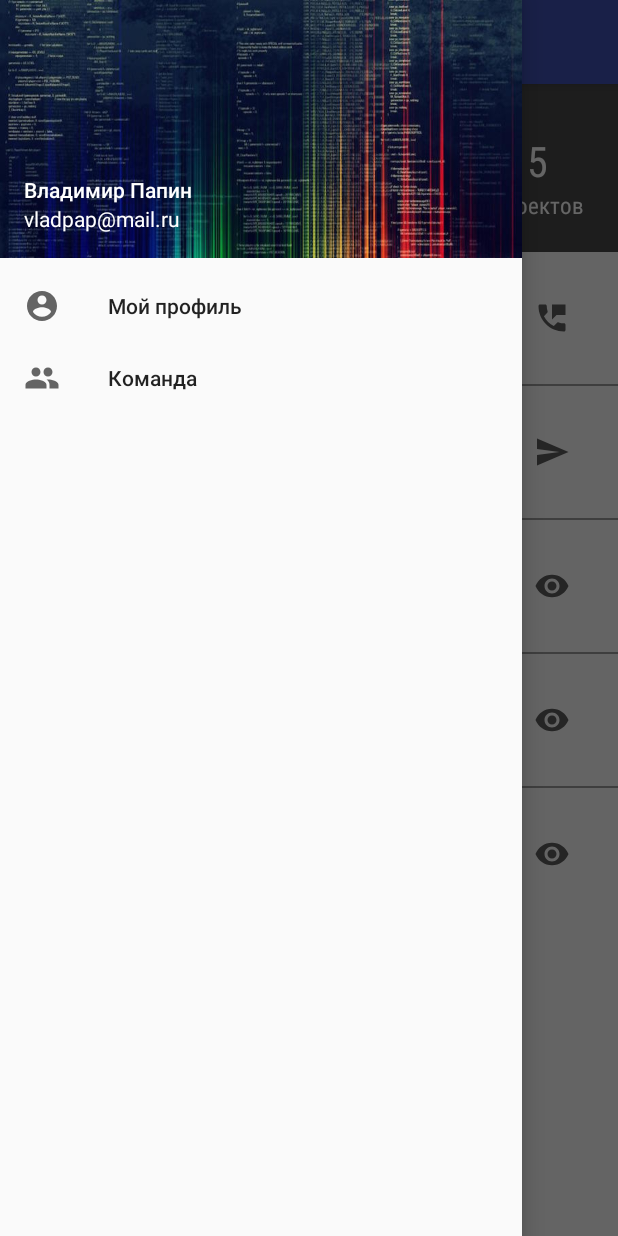
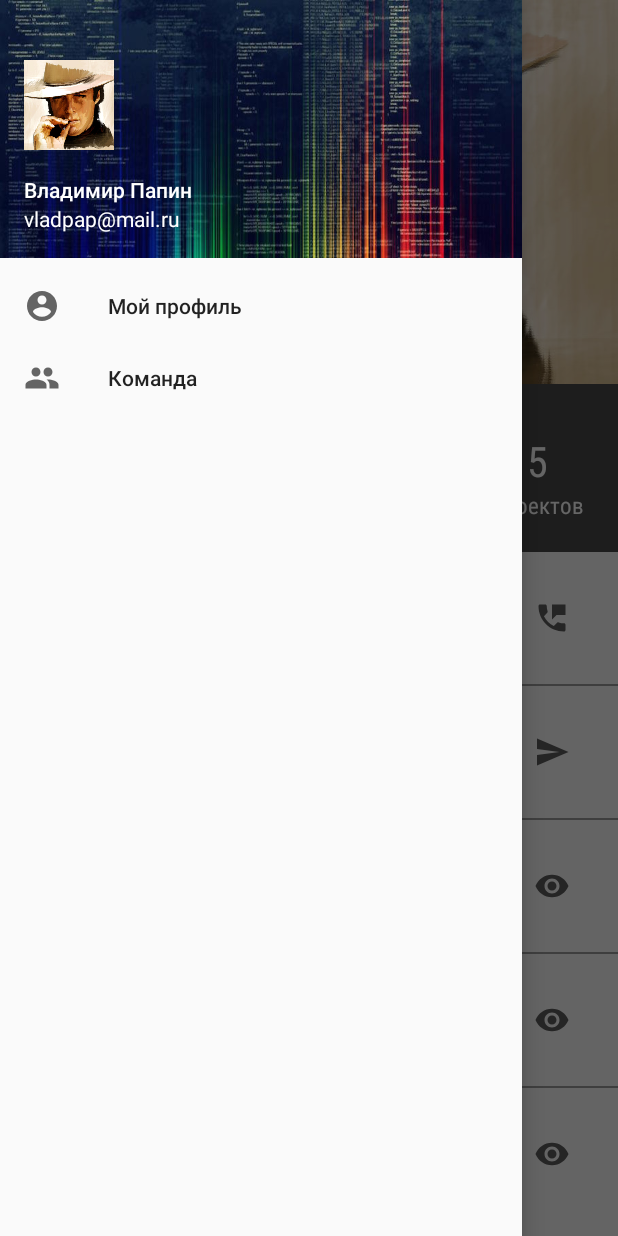
Before and after one commit to vladpap/DevIntensive, an Android app: the screen it shows after launch (MainActivity), with the side drawer open, on a phone screen of 412 x 824 dp. Run offline under Robolectric (Android 15) with nearby library versions, the phone set to English and light mode, and no system bars.

Commit message:
Create Toolbar

```diff
--- a/app/src/main/res/layout/activity_main.xml
+++ b/app/src/main/res/layout/activity_main.xml
@@ -17,22 +17,38 @@
         <android.support.design.widget.AppBarLayout
             android:theme="@style/AppTheme.AppBarOverlay"
             android:layout_width="match_parent"
-            android:layout_height="wrap_content"
-            android:background="@color/color_primary">
+            android:layout_height="wrap_content">
 
-            <android.support.v7.widget.Toolbar
-                android:theme="@style/AppTheme.PopupOverlay"
-                android:id="@+id/toolbar"
+            <android.support.design.widget.CollapsingToolbarLayout
+                android:id="@+id/collapsing_toolbar_layout"
                 android:layout_width="match_parent"
-                android:titleTextColor="@color/color_white"
-                android:layout_height="?attr/actionBarSize"/>
+                android:layout_height="wrap_content"
+                app:contentScrim="@color/color_primary"
+                app:layout_scrollFlags="scroll|exitUntilCollapsed">
+
+                <ImageView
+                    android:id="@+id/user_photo_img"
+                    android:layout_width="match_parent"
+                    android:layout_height="@dimen/profile_image_size"
+                    android:scaleType="centerCrop"
+                    android:src="@drawable/user_photo"/>
+
+                <android.support.v7.widget.Toolbar
+                    android:theme="@style/AppTheme.PopupOverlay"
+                    android:id="@+id/toolbar"
+                    android:layout_width="match_parent"
+                    android:titleTextColor="@color/color_white"
+                    android:layout_height="?attr/actionBarSize"
+                    app:layout_collapseMode="pin"/>
+
+            </android.support.design.widget.CollapsingToolbarLayout>
         </android.support.design.widget.AppBarLayout>
 
 
             <android.support.v4.widget.NestedScrollView
                 android:layout_width="match_parent"
                 android:layout_height="match_parent"
-                android:layout_marginTop="@dimen/size_medium_56">
+                app:layout_behavior="@string/appbar_scrolling_view_behavior">
 
                 <LinearLayout
                     android:layout_width="match_parent"
--- a/app/src/main/res/layout/drawer_header.xml
+++ b/app/src/main/res/layout/drawer_header.xml
@@ -10,9 +10,12 @@
     android:paddingTop="@dimen/spacing_medial_24">
 
     <ImageView
+        android:id="@+id/user_photo_drawer_img"
         android:layout_width="60dp"
         android:layout_height="60dp"
-        android:layout_marginTop="@dimen/spacing_normal_16"/>
+        android:layout_marginTop="@dimen/spacing_normal_16"
+        android:src="@drawable/user_photo"
+        android:scaleType="centerCrop"/>
 
     <LinearLayout
         android:layout_width="match_parent"
--- a/app/src/main/res/values-v21/styles.xml
+++ b/app/src/main/res/values-v21/styles.xml
@@ -1,6 +1,5 @@
 <?xml version="1.0" encoding="utf-8"?>
 <resources>
-
     <style name="AppTheme"  parent="Theme.AppCompat.Light.NoActionBar">
         <item name="colorPrimary">@color/color_primary</item>
         <item name="colorPrimaryDark">@color/color_primary_dark</item>
--- a/app/src/main/res/values/dimens.xml
+++ b/app/src/main/res/values/dimens.xml
@@ -10,6 +10,8 @@
     <dimen name="size_large_72">72dp</dimen>
     <dimen name="size_large_96">96dp</dimen>
     <dimen name="size_large_112">112dp</dimen>
+
+    <dimen name="profile_image_size">256dp</dimen>
 
     <!-- font sizes -->
     <dimen name="font_small_12">12sp</dimen>
--- a/app/src/main/res/values/styles.xml
+++ b/app/src/main/res/values/styles.xml
@@ -1,7 +1,7 @@
 <resources>
 
     <!-- Base application theme. -->
-    <style name="AppTheme" parent="Theme.AppCompat.Light.NoActionBar">
+    <style name="AppTheme" parent="Theme.AppCompat.Light.DarkActionBar">
         <!-- Customize your theme here. -->
         <item name="colorPrimary">@color/color_primary</item>
         <item name="colorPrimaryDark">@color/color_primary_dark</item>
@@ -9,13 +9,13 @@
     </style>
 
     <style name="AppTheme.NoActionBar">
-        <item name="android:windowNoTitle">true</item>
-        <item name="android:windowActionBar">false</item>
+        <item name="windowActionBar">false</item>
+        <item name="windowNoTitle">true</item>
     </style>
 
-    <style name="AppTheme.AppBarOverlay" parent="ThemeOverlay.AppCompat.Dark.ActionBar"/>
+    <style name="AppTheme.AppBarOverlay" parent="ThemeOverlay.AppCompat.Dark.ActionBar" />
 
-    <style name="AppTheme.PopupOverlay" parent="ThemeOverlay.AppCompat.Light"/>
+    <style name="AppTheme.PopupOverlay" parent="ThemeOverlay.AppCompat.Light" />
 
     <style name="fontCondenset">
         <item name="android:fontFamily">sans-serif-condensed</item>
```
Also changed, not shown: app/src/main/res/drawable/user_photo.jpg (added).
